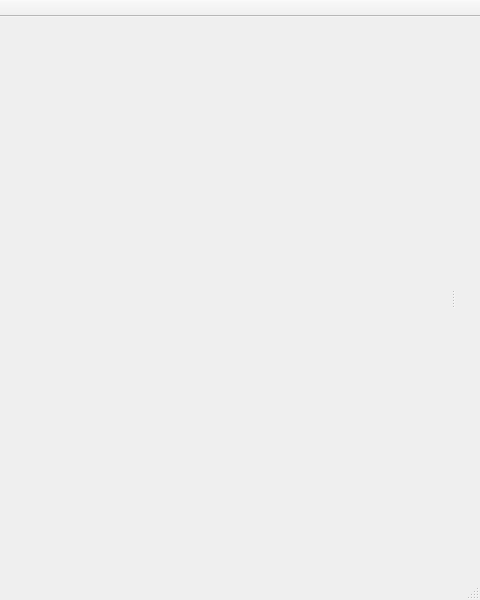
Before: the Qt Designer form OntolisWindow.ui in bobrnor/ontolis, drawn with Qt 5; both pictures show x 320 to 800 and y 0 to 600 of the 800 by 600 pixel window.
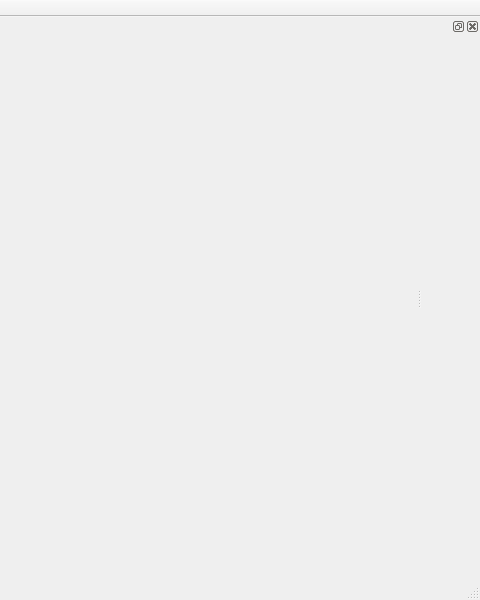
After: the same form once the commit is applied.

Diff of the .ui file:
```diff
--- a/OntolisWindow.ui
+++ b/OntolisWindow.ui
@@ -163,7 +163,7 @@
   </widget>
   <widget class="QDockWidget" name="palleteDockWidget">
    <property name="features">
-    <set>QDockWidget::NoDockWidgetFeatures</set>
+    <set>QDockWidget::AllDockWidgetFeatures</set>
    </property>
    <property name="allowedAreas">
     <set>Qt::LeftDockWidgetArea|Qt::RightDockWidgetArea</set>
```
Left out of the diff: 2 changed lines with no effect on the pictures.
